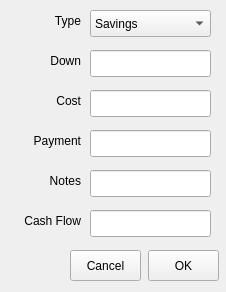
This is guis/asset.ui in Rightside-Two-0/Rightside_Two.0 as Qt 5 draws it before an edit. The edited form follows.
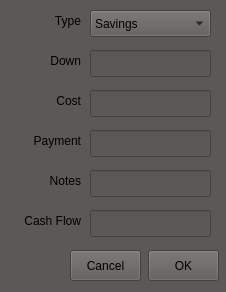
This is the edited form.

What changed in the file:
```diff
--- a/guis/asset.ui
+++ b/guis/asset.ui
@@ -13,6 +13,9 @@
   <property name="windowTitle">
    <string>Form</string>
   </property>
+  <property name="styleSheet">
+   <string notr="true">background-color: #5B5956;</string>
+  </property>
   <widget class="QLabel" name="label">
    <property name="geometry">
     <rect>
```
